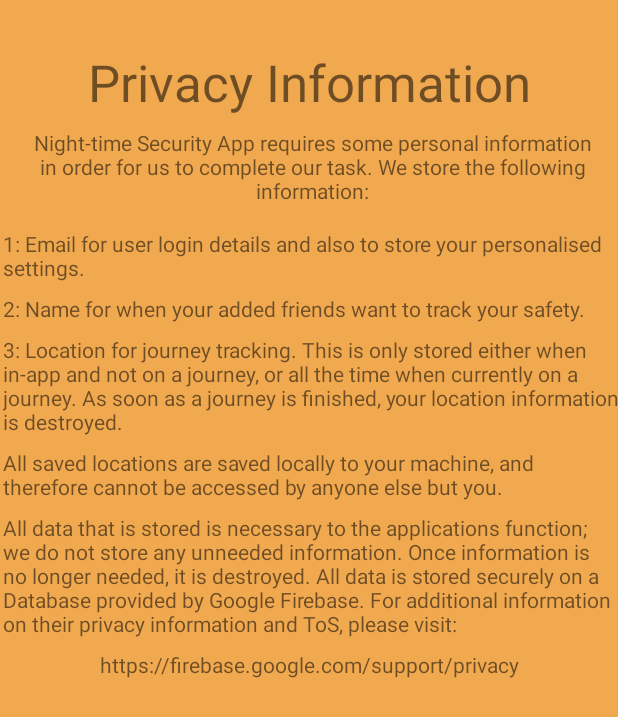
After one commit to Xeno-via/CM2305, an Android app: the layout popup_privacy.xml on its own in the app's theme, with its tools: preview values and no code run, on a phone screen of 412 x 824 dp. The commit adds this screen. Shown: the top 717 px of the screen. Run offline under Robolectric (Android 15) with nearby library versions, the phone set to English and light mode, and no system bars.

Commit message:
Privacy Information now added as a popup on main screen. Also moved code so that entry is added to database on first sign-in.

```diff
--- a/app/src/main/java/com/example/cm2305/FirebaseUIActivity.java
+++ b/app/src/main/java/com/example/cm2305/FirebaseUIActivity.java
@@ -18,9 +18,13 @@ import com.google.android.gms.tasks.Task;
 import com.google.firebase.auth.ActionCodeSettings;
 import com.google.firebase.auth.FirebaseAuth;
 import com.google.firebase.auth.FirebaseUser;
+import com.google.firebase.firestore.DocumentReference;
+import com.google.firebase.firestore.DocumentSnapshot;
+import com.google.firebase.firestore.FirebaseFirestore;
 
 import java.util.Arrays;
 import java.util.Collections;
+import java.util.HashMap;
 import java.util.List;
 
 public class FirebaseUIActivity extends AppCompatActivity {
@@ -71,6 +75,21 @@ public class FirebaseUIActivity extends AppCompatActivity {
         if (result.getResultCode() == RESULT_OK) {
             // Successfully signed in
             FirebaseUser user = FirebaseAuth.getInstance().getCurrentUser();
+
+            // If entry doesn't exist in database then make entry.
+            FirebaseFirestore db = FirebaseFirestore.getInstance();
+            DocumentReference userReference = db.collection("Users").document(user.getEmail());
+            userReference.get().addOnCompleteListener(new OnCompleteListener<DocumentSnapshot>() {
+                @Override
+                public void onComplete(@NonNull Task<DocumentSnapshot> task) {
+                    if (task.isSuccessful()) {
+                        DocumentSnapshot userDocument = task.getResult();
+                        if (!userDocument.exists()) {
+                            db.collection("Users").document(user.getEmail()).set(new HashMap<String, Object>());
+                        }
+                    }
+                }
+            });
             Intent intent = new Intent(getApplicationContext(), MapsActivity.class);
             startActivity(intent); //change activity
             // ...
--- a/app/src/main/java/com/example/cm2305/MapsActivity.java
+++ b/app/src/main/java/com/example/cm2305/MapsActivity.java
@@ -222,6 +222,14 @@ public class  MapsActivity extends FragmentActivity implements OnMapReadyCallbac
             @Override
             public void onClick(View v) {
                 editSettingsDialog();
+            }
+        });
+
+        FloatingActionButton privacyInfoBtn = findViewById(R.id.showPrivacyButton);
+        privacyInfoBtn.setOnClickListener(new View.OnClickListener() {
+            @Override
+            public void onClick(View v) {
+                privacyInfoDialog();
             }
         });
 
@@ -932,6 +940,16 @@ public class  MapsActivity extends FragmentActivity implements OnMapReadyCallbac
         }
     }
 
+    public void privacyInfoDialog(){
+        // Build Dialog
+        dialogBuilder = new AlertDialog.Builder(this);
+        final View privacyPopupView = getLayoutInflater().inflate(R.layout.popup_privacy, null);
+
+        dialogBuilder.setView(privacyPopupView);
+        popupDialog = dialogBuilder.create();
+        popupDialog.show();
+    }
+
     public void editSettingsDialog(){
         // DEFAULT SETTINGS
         float defaultStrayingDistance = 50f;
@@ -959,9 +977,6 @@ public class  MapsActivity extends FragmentActivity implements OnMapReadyCallbac
             public void onComplete(@NonNull Task<DocumentSnapshot> task) {
                 if (task.isSuccessful()) {
                     DocumentSnapshot userDocument = task.getResult();
-                    if (!userDocument.exists()){
-                        db.collection("Users").document(GetCurrentUser()).set(new HashMap<String, Object>());
-                    }
                     if (userDocument.getString("strayingDistance") != null) {
                         // if there is an entry for settings then show them in fields
                         editStrayingDistance.setText(userDocument.getString("strayingDistance"));
--- a/app/src/main/res/layout/activity_maps.xml
+++ b/app/src/main/res/layout/activity_maps.xml
@@ -159,6 +159,17 @@
             app:layout_constraintBottom_toBottomOf="parent"
             app:layout_constraintEnd_toStartOf="@+id/floatingActionButton4" />
 
+        <com.google.android.material.floatingactionbutton.FloatingActionButton
+            android:id="@+id/showPrivacyButton"
+            android:layout_width="wrap_content"
+            android:layout_height="wrap_content"
+            android:layout_marginEnd="16dp"
+            android:layout_marginBottom="76dp"
+            android:clickable="true"
+            app:layout_constraintBottom_toBottomOf="parent"
+            app:layout_constraintEnd_toStartOf="@+id/showSettingsButton"
+            app:srcCompat="?android:attr/alertDialogIcon" />
+
 
     </androidx.constraintlayout.widget.ConstraintLayout>
 
--- /dev/null
+++ b/app/src/main/res/layout/popup_privacy.xml
@@ -0,0 +1,86 @@
+<?xml version="1.0" encoding="utf-8"?>
+<androidx.constraintlayout.widget.ConstraintLayout xmlns:android="http://schemas.android.com/apk/res/android"
+    xmlns:app="http://schemas.android.com/apk/res-auto"
+    xmlns:tools="http://schemas.android.com/tools"
+    android:layout_width="match_parent"
+    android:layout_height="match_parent"
+    android:background="#F1A950">
+
+    <TextView
+        android:id="@+id/privacytitle"
+        android:layout_width="wrap_content"
+        android:layout_height="wrap_content"
+        android:layout_marginTop="32dp"
+        android:text="Privacy Information"
+        android:textSize="34sp"
+        app:layout_constraintEnd_toEndOf="parent"
+        app:layout_constraintStart_toStartOf="parent"
+        app:layout_constraintTop_toTopOf="parent" />
+
+    <TextView
+        android:id="@+id/privacyinfo"
+        android:layout_width="wrap_content"
+        android:layout_height="wrap_content"
+        android:layout_marginStart="4dp"
+        android:layout_marginTop="8dp"
+        android:text="Night-time Security App requires some personal information in order for us to complete our task. We store the following information:"
+        android:textAlignment="center"
+        app:layout_constraintEnd_toEndOf="parent"
+        app:layout_constraintStart_toStartOf="parent"
+        app:layout_constraintTop_toBottomOf="@+id/privacytitle" />
+
+    <TextView
+        android:id="@+id/privacyOne"
+        android:layout_width="wrap_content"
+        android:layout_height="wrap_content"
+        android:layout_marginTop="16dp"
+        android:text="1: Email for user login details and also to store your personalised settings."
+        app:layout_constraintStart_toStartOf="@+id/privacyinfo"
+        app:layout_constraintTop_toBottomOf="@+id/privacyinfo" />
+
+    <TextView
+        android:id="@+id/privacyTwo"
+        android:layout_width="wrap_content"
+        android:layout_height="wrap_content"
+        android:layout_marginTop="8dp"
+        android:text="2: Name for when your added friends want to track your safety."
+        app:layout_constraintStart_toStartOf="@+id/privacyOne"
+        app:layout_constraintTop_toBottomOf="@+id/privacyOne" />
+
+    <TextView
+        android:id="@+id/privacyThree"
+        android:layout_width="wrap_content"
+        android:layout_height="wrap_content"
+        android:layout_marginTop="8dp"
+        android:text="3: Location for journey tracking. This is only stored either when in-app and not on a journey, or all the time when currently on a journey. As soon as a journey is finished, your location information is destroyed."
+        app:layout_constraintStart_toStartOf="@+id/privacyTwo"
+        app:layout_constraintTop_toBottomOf="@+id/privacyTwo" />
+
+    <TextView
+        android:id="@+id/privacyLocations"
+        android:layout_width="wrap_content"
+        android:layout_height="wrap_content"
+        android:layout_marginTop="8dp"
+        android:text="All saved locations are saved locally to your machine, and therefore cannot be accessed by anyone else but you."
+        app:layout_constraintStart_toStartOf="@+id/privacyThree"
+        app:layout_constraintTop_toBottomOf="@+id/privacyThree" />
+
+    <TextView
+        android:id="@+id/privacyConfirmation"
+        android:layout_width="wrap_content"
+        android:layout_height="wrap_content"
+        android:layout_marginTop="8dp"
+        android:text="All data that is stored is necessary to the applications function; we do not store any unneeded information. Once information is no longer needed, it is destroyed. All data is stored securely on a Database provided by Google Firebase. For additional information on their privacy information and ToS, please visit:"
+        app:layout_constraintStart_toStartOf="@+id/privacyLocations"
+        app:layout_constraintTop_toBottomOf="@+id/privacyLocations" />
+
+    <TextView
+        android:id="@+id/privacyURL"
+        android:layout_width="wrap_content"
+        android:layout_height="wrap_content"
+        android:layout_marginTop="8dp"
+        android:text="https://firebase.google.com/support/privacy"
+        app:layout_constraintEnd_toEndOf="parent"
+        app:layout_constraintStart_toStartOf="parent"
+        app:layout_constraintTop_toBottomOf="@+id/privacyConfirmation" />
+</androidx.constraintlayout.widget.ConstraintLayout>
```
